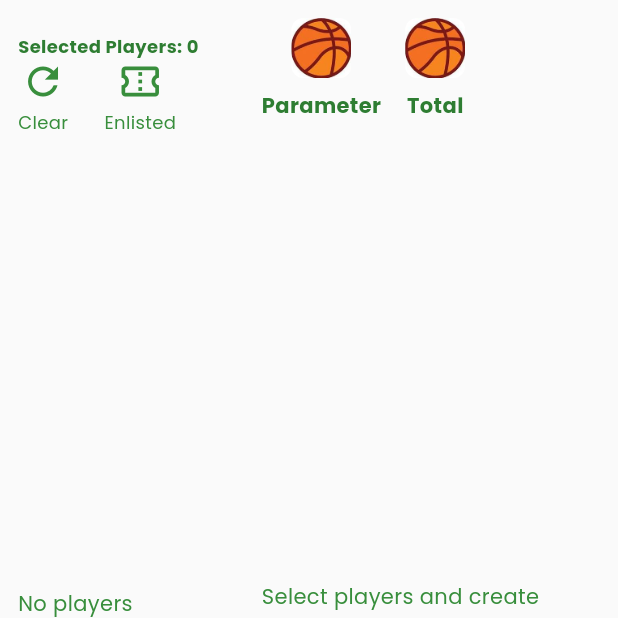
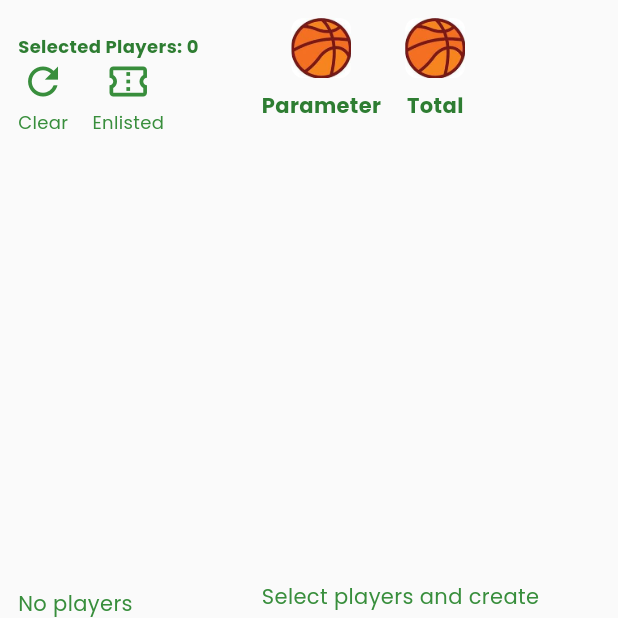
Before and after one commit to doronlevy6/bbflutter, a Flutter app: the PlayGround screen opened by its route, after a tap on "Parameter", on a phone screen of 412 x 824 dp, the top half of it. Run offline on Flutter 3.47's test engine with Material 3 defaults, Android fonts, the phone set to English and light mode, and no system bars; our stand-ins replace flutter_dotenv, google_fonts, responsive_builder, shared_preferences, socket_io_client; accounts and stored records are empty.

Commit message:
player ground tooggle for doron

```diff
--- a/lib/playgound_page.dart
+++ b/lib/playgound_page.dart
@@ -23,13 +23,21 @@ class PlayGround extends StatefulWidget {
 }
 
 class _PlayGroundState extends State<PlayGround> {
-  // Removed the fixed _cacheKey
+  // Variables to hold both user-specific and overall rankings
   String? _userName;
   String? _userSpecificCacheKey;
-  List<Player> _players = [];
+  List<Player> _userPlayers = [];
+  List<Player> _overallPlayers = [];
+  List<Player> _players = []; // This will be the active list based on user choice
   List<Player> _selectedPlayers = [];
   List<List<Player>> _teams = [];
   String _selectedMethod = '';
+
+  // Variable to track which rankings to use
+  bool _useUserRankings = true; // Default to user rankings
+
+  // New variable to track if the user is Doron
+  bool _isDoron = false;
 
   @override
   void initState() {
@@ -37,31 +45,51 @@ class _PlayGroundState extends State<PlayGround> {
     _loadPlayersFromLocalStorage();
   }
 
-  // Load all players from local storage and then load selected players
+  // Load both user-specific and overall player rankings
   Future<void> _loadPlayersFromLocalStorage() async {
     SharedPreferences prefs = await SharedPreferences.getInstance();
     _userName = prefs.getString('user'); // Retrieve the current username
 
     if (_userName != null) {
-      _userSpecificCacheKey = 'playersRankings_$_userName';
-      String? jsonString = prefs.getString(_userSpecificCacheKey!);
-      if (jsonString != null) {
-        List<dynamic> jsonData = jsonDecode(jsonString);
-        setState(() {
-          _players = jsonData.map((data) => Player.fromJson(data)).toList();
-        });
-        await _loadSelectedPlayers();
-      } else {
-        // Handle the case when no data is found for the user
-        print('No player rankings data found for user $_userName in local storage.');
-        // Optionally, you might want to load overall rankings or prompt the user to fetch data
-        await _loadOverallPlayerRankings();
+      _isDoron = _userName!.toLowerCase() == 'doron'; // Check if user is Doron
+      if (_isDoron) {
+        _userSpecificCacheKey = 'playersRankings_$_userName';
+        String? userJsonString = prefs.getString(_userSpecificCacheKey!);
+        if (userJsonString != null) {
+          List<dynamic> userJsonData = jsonDecode(userJsonString);
+          _userPlayers = userJsonData.map((data) => Player.fromJson(data)).toList();
+        } else {
+          // Handle the case when no user-specific data is found
+          print('No player rankings data found for user $_userName in local storage.');
+        }
       }
     } else {
       // Handle the case when username is not found
       print('No username found in SharedPreferences.');
-      // Optionally, navigate back to login or show an error
     }
+
+    // Load overall player rankings
+    String? overallJsonString = prefs.getString(kOverallPlayersRankingsKey);
+    if (overallJsonString != null) {
+      List<dynamic> overallJsonData = jsonDecode(overallJsonString);
+      _overallPlayers = overallJsonData.map((data) => Player.fromJson(data)).toList();
+    } else {
+      // Handle the case when no overall data is found
+      print('No overall player rankings data found in local storage.');
+    }
+
+    // Set the active players list based on the user status
+    setState(() {
+      if (_isDoron) {
+        _useUserRankings = true; // Default to user rankings for Doron
+        _players = _useUserRankings ? _userPlayers : _overallPlayers;
+      } else {
+        _useUserRankings = false; // Always use average rankings for others
+        _players = _overallPlayers;
+      }
+    });
+
+    await _loadSelectedPlayers();
   }
 
   // Load selected players from SharedPreferences
@@ -138,7 +166,21 @@ class _PlayGroundState extends State<PlayGround> {
     await _loadEnlistedPlayers();
   }
 
-  // Create balanced teams based on selected method
+  // Toggle between user rankings and overall rankings
+  void _toggleRankings(bool? value) {
+    if (!_isDoron || value == null) return; // Do nothing if not Doron
+
+    setState(() {
+      _useUserRankings = value;
+      _players = _useUserRankings ? _userPlayers : _overallPlayers;
+      _selectedPlayers.clear();
+      _teams.clear();
+      _selectedMethod = '';
+    });
+    _loadSelectedPlayers();
+  }
+
+  // Create balanced teams based on selected method and rankings source
   Future<void> _createBalancedTeams({required bool isAttributeBased}) async {
     if (_selectedPlayers.isEmpty) {
       ScaffoldMessenger.of(context).showSnackBar(
@@ -386,6 +428,8 @@ class _PlayGroundState extends State<PlayGround> {
         padding: EdgeInsets.all(12.0), // Reduced padding for compactness
         child: Column(
           children: [
+            // Removed the original Rankings Selection Toggle here
+
             // Main Content: Player Selection and Teams
             Expanded(
               child: ResponsiveBuilder(
@@ -427,7 +471,7 @@ class _PlayGroundState extends State<PlayGround> {
                             ),
 
                             Row(
-                              // New Row for Icon Buttons
+                              // Updated Row for Icon Buttons and Toggle (conditionally)
                               children: [
                                 // Clear Selection Icon Button
                                 IconButtonWithLabel(
@@ -435,13 +479,38 @@ class _PlayGroundState extends State<PlayGround> {
                                   label: 'Clear',
                                   onPressed: _clearSelection,
                                 ),
-                                SizedBox(width: 24), // Spacing between buttons
+                                SizedBox(width: 16), // Reduced spacing for compactness
                                 // Select All Enlisted Players Icon Button
                                 IconButtonWithLabel(
                                   icon: Icons.confirmation_number_outlined,
                                   label: 'Enlisted',
                                   onPressed: _selectAllEnlistedPlayers,
                                 ),
+                                SizedBox(width: 16), // Spacing before toggle
+
+                                // Conditionally render the toggle only for Doron
+                                if (_isDoron)
+                                  Row(
+                                    children: [
+                                      Icon(
+                                        Icons.person,
+                                        color: Colors.green[800],
+                                        size: 20,
+                                      ),
+                                      Switch(
+                                        value: _useUserRankings,
+                                        onChanged: _toggleRankings,
+                                        activeColor: Colors.green,
+                                        inactiveThumbColor: Colors.grey,
+                                        inactiveTrackColor: Colors.grey[300],
+                                      ),
+                                      Icon(
+                                        Icons.group,
+                                        color: Colors.green[800],
+                                        size: 20,
+                                      ),
+                                    ],
+                                  ),
                               ],
                             ),
                             SizedBox(height: 12), // Spacing
@@ -574,6 +643,8 @@ class _PlayGroundState extends State<PlayGround> {
       ),
     );
   }
+
+
 }
 
 // Custom PlayGroundActionButton Widget
--- a/lib/widgets/icon_butten_with_label.dart
+++ b/lib/widgets/icon_butten_with_label.dart
@@ -6,18 +6,20 @@ class IconButtonWithLabel extends StatelessWidget {
   final IconData icon;
   final String label;
   final VoidCallback onPressed;
+  final String? tooltip; // Optional tooltip parameter
 
   const IconButtonWithLabel({
     Key? key,
     required this.icon,
     required this.label,
     required this.onPressed,
+    this.tooltip, // Initialize tooltip
   }) : super(key: key);
 
   @override
   Widget build(BuildContext context) {
-    // Using InkWell for ripple effect on tap
-    return InkWell(
+    // If a tooltip is provided, wrap the InkWell with a Tooltip widget
+    Widget content = InkWell(
       onTap: onPressed,
       borderRadius: BorderRadius.circular(8), // Rounded corners
       child: Column(
@@ -39,5 +41,13 @@ class IconButtonWithLabel extends StatelessWidget {
         ],
       ),
     );
+
+    // Return either the content with a Tooltip or just the content
+    return tooltip != null
+        ? Tooltip(
+      message: tooltip!,
+      child: content,
+    )
+        : content;
   }
 }
--- a/pubspec.yaml
+++ b/pubspec.yaml
@@ -16,7 +16,7 @@ publish_to: 'none' # Remove this line if you wish to publish to pub.dev
 # https://developer.apple.com/library/archive/documentation/General/Reference/InfoPlistKeyReference/Articles/CoreFoundationKeys.html
 # In Windows, build-name is used as the major, minor, and patch parts
 # of the product and file versions while build-number is used as the build suffix.
-version: 1.0.7+7
+version: 1.0.9+9
 
 environment:
   sdk: ^3.5.3
```
Also changed, not shown: lib/grade_page.dart (+19 -19 lines).
